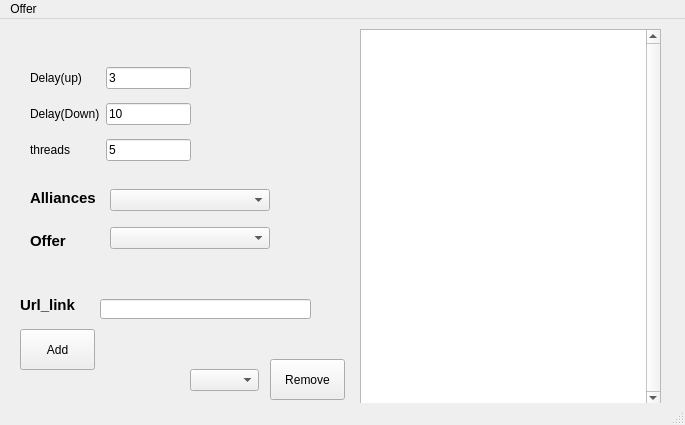
Above: ui/test.ui from FuckBrains/src before the change. Below: the same form after it.
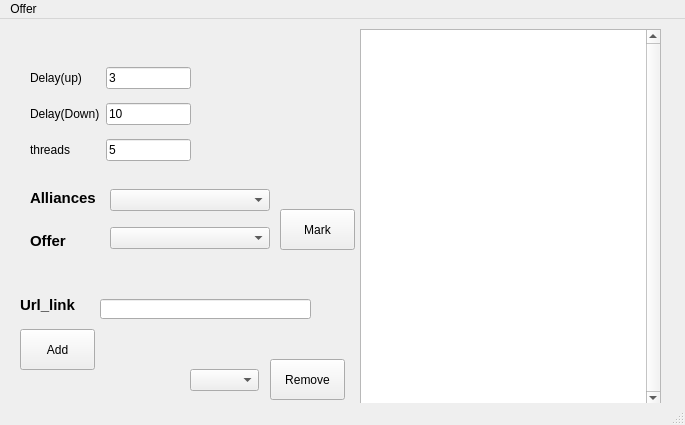
That is the form after the change.

```diff
--- a/ui/test.ui
+++ b/ui/test.ui
@@ -220,6 +220,19 @@
      </rect>
     </property>
    </widget>
+   <widget class="QPushButton" name="pushButton_3">
+    <property name="geometry">
+     <rect>
+      <x>280</x>
+      <y>190</y>
+      <width>75</width>
+      <height>41</height>
+     </rect>
+    </property>
+    <property name="text">
+     <string>Mark</string>
+    </property>
+   </widget>
   </widget>
   <widget class="QMenuBar" name="menubar">
    <property name="geometry">
```
